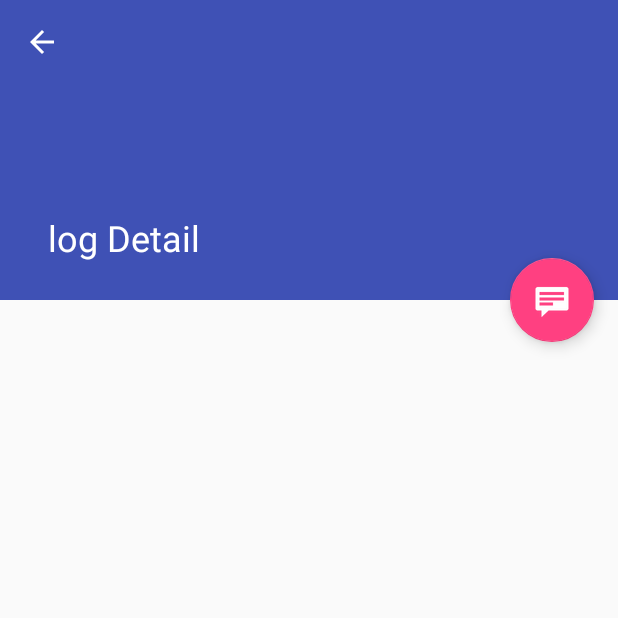
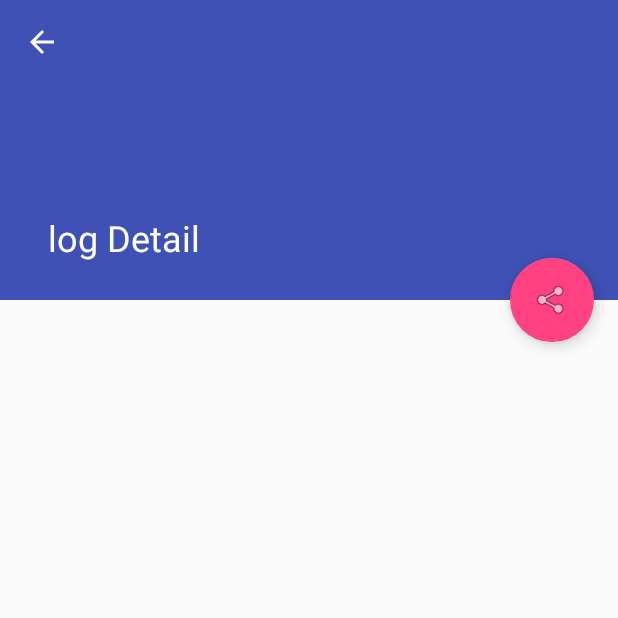
Before and after one commit to ikemura23/AppBatteryMonitorOld, an Android app: the LogDetailActivity screen opened directly, with no data from a screen before it, on a phone screen of 412 x 824 dp, the top half of it. Run offline under Robolectric (Android 15) with nearby library versions, the phone set to English and light mode, and no system bars; 1 statement that could not run was skipped.

Commit message:
change fab src ic_menu_share

```diff
--- a/app/src/main/res/layout/activity_log_detail.xml
+++ b/app/src/main/res/layout/activity_log_detail.xml
@@ -53,7 +53,7 @@
         android:layout_height="wrap_content"
         android:layout_gravity="center_vertical|start"
         android:layout_margin="@dimen/fab_margin"
-        android:src="@android:drawable/stat_notify_chat"
+        android:src="@android:drawable/ic_menu_share"
         app:layout_anchor="@+id/log_detail_container"
         app:layout_anchorGravity="top|end"
         />
```
